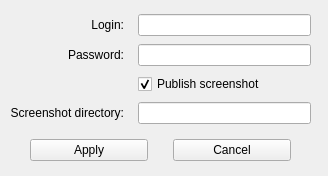
Before: the Qt Designer form client/config.ui in bakwc/Pastexen, drawn with Qt 5.
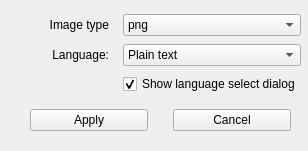
After: the same form once the commit is applied.

Commit message: Some changes to config dialog

```diff
--- a/client/config.ui
+++ b/client/config.ui
@@ -6,8 +6,8 @@
    <rect>
     <x>0</x>
     <y>0</y>
-    <width>328</width>
-    <height>176</height>
+    <width>308</width>
+    <height>151</height>
    </rect>
   </property>
   <property name="sizePolicy">
@@ -24,8 +24,8 @@
     <rect>
      <x>10</x>
      <y>10</y>
-     <width>301</width>
-     <height>121</height>
+     <width>291</width>
+     <height>91</height>
     </rect>
    </property>
    <layout class="QGridLayout" name="gridLayout">
@@ -35,42 +35,67 @@
     <property name="verticalSpacing">
      <number>4</number>
     </property>
+    <item row="0" column="1">
+     <widget class="QComboBox" name="comboImageType">
+      <property name="currentIndex">
+       <number>0</number>
+      </property>
+      <item>
+       <property name="text">
+        <string>png</string>
+       </property>
+      </item>
+      <item>
+       <property name="text">
+        <string>jpg</string>
+       </property>
+      </item>
+     </widget>
+    </item>
+    <item row="1" column="1">
+     <widget class="QComboBox" name="comboSourcesType">
+      <property name="editable">
+       <bool>false</bool>
+      </property>
+      <item>
+       <property name="text">
+        <string extracomment="txt">Plain text</string>
+       </property>
+      </item>
+      <item>
+       <property name="text">
+        <string extracomment="cpp">C++</string>
+       </property>
+      </item>
+      <item>
+       <property name="text">
+        <string extracomment="pas">Pascal</string>
+       </property>
+      </item>
+      <item>
+       <property name="text">
+        <string extracomment="py">Python</string>
+       </property>
+      </item>
+     </widget>
+    </item>
     <item row="1" column="0">
      <widget class="QLabel" name="labelPassword">
       <property name="text">
-       <string>Password:</string>
+       <string>Language:</string>
       </property>
       <property name="alignment">
        <set>Qt::AlignRight|Qt::AlignTrailing|Qt::AlignVCenter</set>
       </property>
      </widget>
     </item>
-    <item row="1" column="1">
-     <widget class="QLineEdit" name="editPass"/>
-    </item>
-    <item row="0" column="1">
-     <widget class="QLineEdit" name="editLogin"/>
-    </item>
-    <item row="3" column="0">
-     <widget class="QLabel" name="label">
-      <property name="text">
-       <string>Screenshot directory:</string>
-      </property>
-      <property name="alignment">
-       <set>Qt::AlignRight|Qt::AlignTrailing|Qt::AlignVCenter</set>
-      </property>
-     </widget>
-    </item>
-    <item row="3" column="1">
-     <widget class="QLineEdit" name="editDir"/>
-    </item>
     <item row="0" column="0">
      <widget class="QLabel" name="labelLogin">
       <property name="layoutDirection">
        <enum>Qt::LeftToRight</enum>
       </property>
       <property name="text">
-       <string>Login:</string>
+       <string>Image type</string>
       </property>
       <property name="alignment">
        <set>Qt::AlignRight|Qt::AlignTrailing|Qt::AlignVCenter</set>
@@ -80,7 +105,7 @@
     <item row="2" column="1">
      <widget class="QCheckBox" name="checkBoxPublish">
       <property name="text">
-       <string>Publish screenshot</string>
+       <string>Show language select dialog</string>
       </property>
       <property name="checked">
        <bool>true</bool>
@@ -93,7 +118,7 @@
    <property name="geometry">
     <rect>
      <x>30</x>
-     <y>130</y>
+     <y>100</y>
      <width>261</width>
      <height>41</height>
     </rect>
```
Left out of the diff: 2 changed lines with no effect on the pictures. The commit also changes 7 other files.
